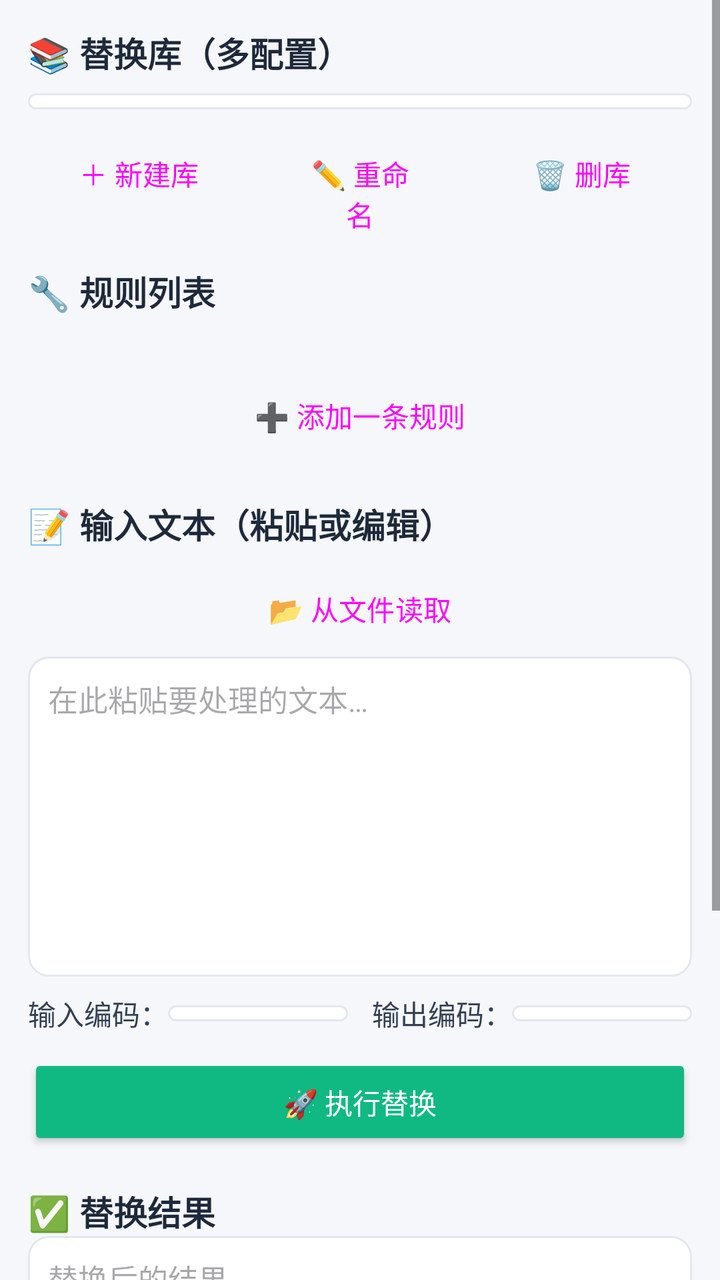
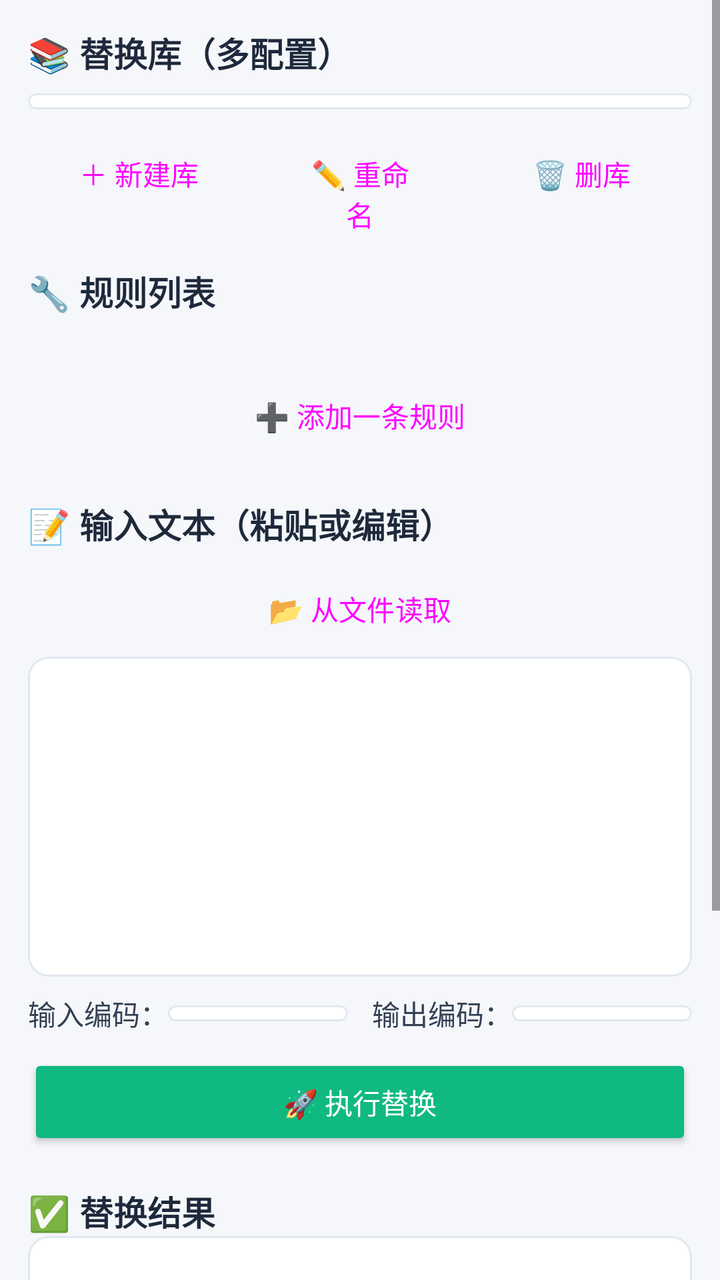

An Android layout rendered at two revisions. The XML below is the earlier revision; the diff shows what the commit changed to produce the second picture.
<!-- AndroidManifest.xml: application theme Theme.TxtReplacer -->
<!-- res/layout/activity_main.xml -->
<?xml version="1.0" encoding="utf-8"?>
<ScrollView xmlns:android="http://schemas.android.com/apk/res/android"
    android:layout_width="match_parent"
    android:layout_height="match_parent"
    android:background="@color/bg"
    android:fillViewport="true">

    <LinearLayout
        android:layout_width="match_parent"
        android:layout_height="wrap_content"
        android:orientation="vertical"
        android:padding="14dp">

        
        <TextView
            android:layout_width="wrap_content"
            android:layout_height="wrap_content"
            android:text="📚 替换库（多配置）"
            android:textSize="17sp"
            android:textStyle="bold"
            android:textColor="#1E293B" />

        <Spinner
            android:id="@+id/spinner_library"
            android:layout_width="match_parent"
            android:layout_height="wrap_content"
            android:layout_marginTop="8dp"
            android:background="@drawable/bg_input" />

        <LinearLayout
            android:layout_width="match_parent"
            android:layout_height="wrap_content"
            android:orientation="horizontal"
            android:layout_marginTop="8dp">

            <Button
                android:id="@+id/btn_new_library"
                android:layout_width="0dp"
                android:layout_height="wrap_content"
                android:layout_weight="1"
                android:text="＋ 新建库"
                android:textAllCaps="false"
                style="@style/Widget.Material3.Button.TonalButton" />

            <Button
                android:id="@+id/btn_rename_library"
                android:layout_width="0dp"
                android:layout_height="wrap_content"
                android:layout_weight="1"
                android:text="✏️ 重命名"
                android:textAllCaps="false"
                style="@style/Widget.Material3.Button.TonalButton" />

            <Button
                android:id="@+id/btn_delete_library"
                android:layout_width="0dp"
                android:layout_height="wrap_content"
                android:layout_weight="1"
                android:text="🗑️ 删库"
                android:textAllCaps="false"
                style="@style/Widget.Material3.Button.TonalButton" />
        </LinearLayout>

        
        <TextView
            android:layout_width="wrap_content"
            android:layout_height="wrap_content"
            android:layout_marginTop="18dp"
            android:text="🔧 规则列表"
            android:textSize="17sp"
            android:textStyle="bold"
            android:textColor="#1E293B" />

        <TextView
            android:id="@+id/tv_rule_count"
            android:layout_width="wrap_content"
            android:layout_height="wrap_content"
            android:textColor="#64748B"
            android:textSize="13sp" />

        <LinearLayout
            android:id="@+id/container_rules"
            android:layout_width="match_parent"
            android:layout_height="wrap_content"
            android:orientation="vertical" />

        <Button
            android:id="@+id/btn_add_rule"
            android:layout_width="match_parent"
            android:layout_height="wrap_content"
            android:layout_marginTop="8dp"
            android:text="➕ 添加一条规则"
            android:textAllCaps="false"
            style="@style/Widget.Material3.Button.TonalButton" />

        
        <TextView
            android:layout_width="wrap_content"
            android:layout_height="wrap_content"
            android:layout_marginTop="18dp"
            android:text="📝 输入文本（粘贴或编辑）"
            android:textSize="17sp"
            android:textStyle="bold"
            android:textColor="#1E293B" />

        <Button
            android:id="@+id/btn_open"
            android:layout_width="match_parent"
            android:layout_height="wrap_content"
            android:layout_marginTop="6dp"
            android:text="📂 从文件读取"
            android:textAllCaps="false"
            style="@style/Widget.Material3.Button.TonalButton" />

        <EditText
            android:id="@+id/et_input"
            android:layout_width="match_parent"
            android:layout_height="160dp"
            android:background="@drawable/bg_input"
            android:gravity="top|start"
            android:hint="在此粘贴要处理的文本…"
            android:inputType="textMultiLine"
            android:scrollbars="vertical"
            android:padding="10dp"
            android:textSize="15sp" />

        <LinearLayout
            android:layout_width="match_parent"
            android:layout_height="wrap_content"
            android:layout_marginTop="8dp"
            android:orientation="horizontal"
            android:gravity="center_vertical">

            <TextView
                android:layout_width="wrap_content"
                android:layout_height="wrap_content"
                android:text="输入编码："
                android:textColor="#334155" />

            <Spinner
                android:id="@+id/spinner_in_encoding"
                android:layout_width="0dp"
                android:layout_height="wrap_content"
                android:layout_weight="1"
                android:background="@drawable/bg_input" />

            <TextView
                android:layout_width="wrap_content"
                android:layout_height="wrap_content"
                android:layout_marginStart="12dp"
                android:text="输出编码："
                android:textColor="#334155" />

            <Spinner
                android:id="@+id/spinner_out_encoding"
                android:layout_width="0dp"
                android:layout_height="wrap_content"
                android:layout_weight="1"
                android:background="@drawable/bg_input" />
        </LinearLayout>

        <Button
            android:id="@+id/btn_replace"
            android:layout_width="match_parent"
            android:layout_height="wrap_content"
            android:layout_marginTop="10dp"
            android:backgroundTint="@color/accent"
            android:text="🚀 执行替换"
            android:textAllCaps="false"
            android:textColor="#FFFFFF" />

        
        <TextView
            android:layout_width="wrap_content"
            android:layout_height="wrap_content"
            android:layout_marginTop="18dp"
            android:text="✅ 替换结果"
            android:textSize="17sp"
            android:textStyle="bold"
            android:textColor="#1E293B" />

        <EditText
            android:id="@+id/et_output"
            android:layout_width="match_parent"
            android:layout_height="180dp"
            android:background="@drawable/bg_input"
            android:gravity="top|start"
            android:hint="替换后的结果…"
            android:inputType="textMultiLine"
            android:scrollbars="vertical"
            android:padding="10dp"
            android:textSize="15sp" />

        <LinearLayout
            android:layout_width="match_parent"
            android:layout_height="wrap_content"
            android:layout_marginTop="10dp"
            android:orientation="horizontal">

            <Button
                android:id="@+id/btn_copy"
                android:layout_width="0dp"
                android:layout_height="wrap_content"
                android:layout_weight="1"
                android:text="📋 复制"
                android:textAllCaps="false"
                style="@style/Widget.Material3.Button.TonalButton" />

            <Button
                android:id="@+id/btn_save"
                android:layout_width="0dp"
                android:layout_height="wrap_content"
                android:layout_weight="1"
                android:backgroundTint="@color/primary"
                android:text="💾 保存为文件"
                android:textAllCaps="false"
                android:textColor="#FFFFFF" />
        </LinearLayout>

        <TextView
            android:id="@+id/tv_status"
            android:layout_width="match_parent"
            android:layout_height="wrap_content"
            android:layout_marginTop="10dp"
            android:gravity="center"
            android:text="就绪"
            android:textColor="#64748B"
            android:textSize="13sp" />

    </LinearLayout>
</ScrollView>
<!-- resources referenced by this layout -->
<resources>
  <color name="accent">#10B981</color>
  <color name="bg">#F5F7FA</color>
  <color name="primary">#3B82F6</color>
  <!-- drawable bg_input (drawable) -->
  <?xml version="1.0" encoding="utf-8"?>
  <shape xmlns:android="http://schemas.android.com/apk/res/android"
      android:shape="rectangle">
      <solid android:color="#FFFFFF" />
      <corners android:radius="10dp" />
      <stroke android:width="1dp" android:color="#E2E8F0" />
      <padding
          android:left="8dp"
          android:top="4dp"
          android:right="8dp"
          android:bottom="4dp" />
  </shape>
  <style name="Theme.TxtReplacer" parent="Theme.Material3.Light.NoActionBar">
          <item name="colorPrimary">@color/primary</item>
          <item name="colorPrimaryDark">@color/primary_dark</item>
          <item name="colorAccent">@color/accent</item>
          <item name="android:windowLightStatusBar">true</item>
      </style>
  <color name="primary_dark">#2563EB</color>
</resources>

<!-- the commit's change to res/layout/activity_main.xml (unified diff, before → after) -->
@@ -118,7 +118,6 @@
             android:layout_height="160dp"
             android:background="@drawable/bg_input"
             android:gravity="top|start"
-            android:hint="在此粘贴要处理的文本…"
             android:inputType="textMultiLine"
             android:scrollbars="vertical"
             android:padding="10dp"
@@ -185,7 +184,6 @@
             android:layout_height="180dp"
             android:background="@drawable/bg_input"
             android:gravity="top|start"
-            android:hint="替换后的结果…"
             android:inputType="textMultiLine"
             android:scrollbars="vertical"
             android:padding="10dp"
